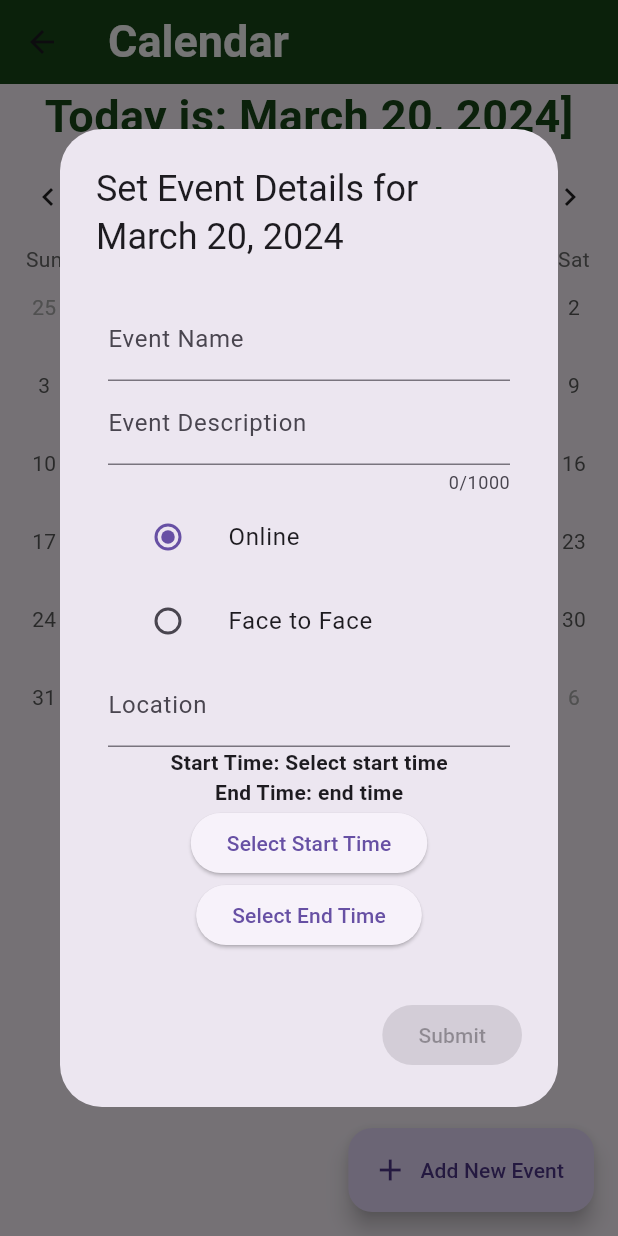
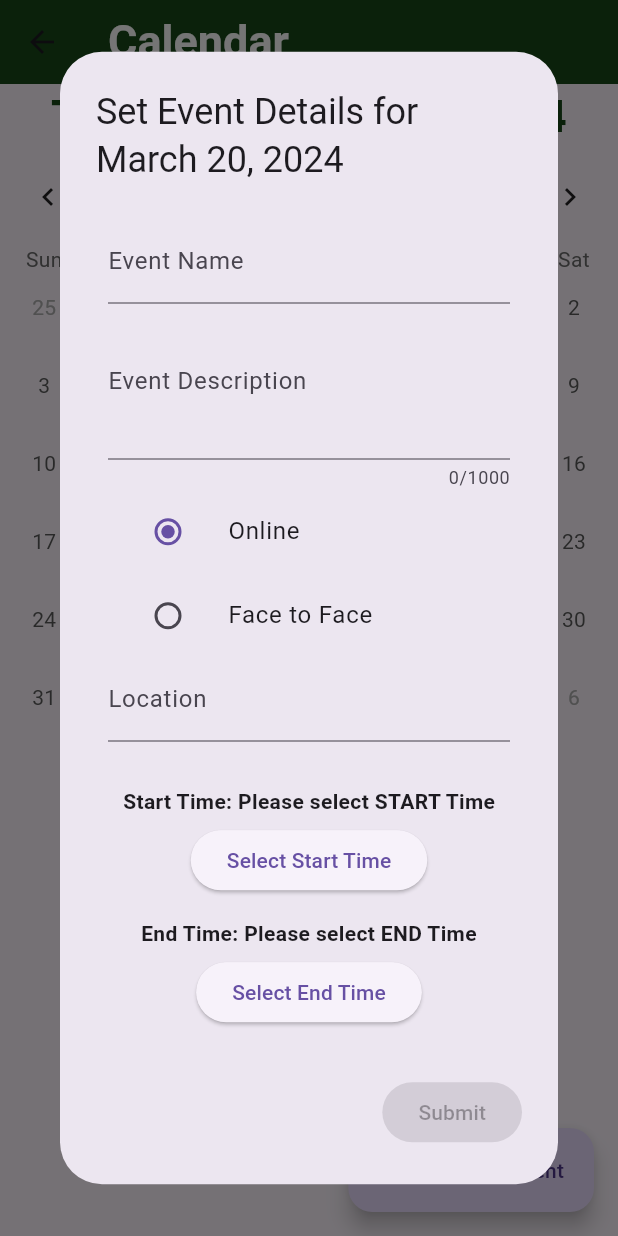
Before and after one commit to mroxas29/gsts, a Flutter app: the Calendar screen opened directly, after a tap on "Add New Event", on a phone screen of 412 x 824 dp. Run offline on Flutter 3.47's test engine with Material 3 defaults, Android fonts, the phone set to English and light mode, and no system bars; drawn by our look-alikes of table_calendar; our stand-ins replace cloud_firestore, file_picker, firebase_auth, firebase_core, flutter_typeahead, google_sign_in and 2 more; missing offline and left inert: dart:html, googleapis, open_document, side_navigation; accounts and stored records are empty; Roboto replaces fonts that are missing (Outfit).

Commit message:
Calendar UI Tweaks
- Adjusted spacing/margins of Time Picker sections in Add Event
- Selected Time now displays in 12-hour format with AM/PM indicator

Note: Have to disable Select End Time button while Start Time still has no value since selecting an End Time beforehand causes red screen(?) error

```diff
--- a/lib/ui/calendar.dart
+++ b/lib/ui/calendar.dart
@@ -30,7 +30,7 @@ class _CalendarState extends State<Calendar> {
   TimeOfDay? pickedStartTime;
   TimeOfDay? pickedEndTime;
   String currentDate =
-      "Today is: ${DateFormat('MMMM').format(today)} ${today.day}, ${today.year}]";
+      "Today is: ${DateFormat('MMMM').format(today)} ${today.day}, ${today.year}";
 
   EventTypeRadio? _eventtype = EventTypeRadio.online;
 
@@ -109,7 +109,9 @@ class _CalendarState extends State<Calendar> {
                       padding: EdgeInsets.all(8),
                       child: Column(
                         children: [
-                          // EVENT NAME
+
+
+                          // === EVENT NAME ===
                           TextFormField(
                             decoration:
                                 InputDecoration(labelText: 'Event Name'),
@@ -121,7 +123,8 @@ class _CalendarState extends State<Calendar> {
                             },
                           ),
 
-                          // EVENT DESCRIPTION
+
+                          // === EVENT DESCRIPTION ===
                           TextFormField(
                             decoration:
                                 InputDecoration(labelText: 'Event Description'),
@@ -132,12 +135,13 @@ class _CalendarState extends State<Calendar> {
                               return null;
                             },
                             keyboardType: TextInputType.multiline,
-                            minLines: 1,
+                            minLines: 3,
                             maxLines: 20,
                             maxLength: 1000,
                           ),
 
-                          // EVENT TYPE (Online or Face-to-Face || Make into radio buttons: https://api.flutter.dev/flutter/material/Radio-class.html)
+
+                          // === EVENT TYPE === (Online or Face-to-Face || Make into radio buttons: https://api.flutter.dev/flutter/material/Radio-class.html)
                           ListTile(
                             title: const Text('Online'),
                             leading: Radio<EventTypeRadio>(
@@ -164,7 +168,8 @@ class _CalendarState extends State<Calendar> {
                             ),
                           ),
 
-                          // LOCATION PICKER
+
+                          // === LOCATION PICKER ===
                           TextFormField(
                             decoration: InputDecoration(labelText: 'Location'),
                             validator: (value) {
@@ -175,39 +180,29 @@ class _CalendarState extends State<Calendar> {
                             },
                           ),
 
-                          // TIME PICKER
 
+
+                          // === TIME PICKERS ===
+
+
+                          // START TIME
+
+                          // Start Time Label
+                          Container(
+                            margin: const EdgeInsets.only(top: 30.0),
+                            child:
                               Text(
                                 (pickedStartTime == null)
-                                ? 'Start Time: Select start time'
-                                : 'Start Time: ${pickedStartTime!.hour}:${pickedStartTime!.minute}',
+                                    ? 'Start Time: Please select START Time'
+                                    : 'Start Time: ${pickedStartTime!.format(context)}',
                                 style: TextStyle(fontWeight: FontWeight.bold),
                               ),
+                          ),
 
-                          Text(
-                            (pickedEndTime == null)
-                                ? 'End Time: end time'
-                                : (pickedStartTime!.hour >
-                                            pickedEndTime!.hour ||
-                                        (pickedStartTime!.hour ==
-                                                pickedEndTime!.hour &&
-                                            pickedStartTime!.minute >=
-                                                pickedEndTime!.minute))
-                                    ? 'End Time: Start time must be earlier than end time  ${pickedStartTime!.hour}:${pickedStartTime!.minute} - ${pickedEndTime!.hour}:${pickedEndTime!.minute}'
-                                    : 'End Time: ${pickedEndTime!.hour}:${pickedEndTime!.minute}',
-                            style: (pickedEndTime == null)
-                                ? TextStyle(fontWeight: FontWeight.bold)
-                                : (pickedStartTime!.hour >
-                                            pickedEndTime!.hour ||
-                                        (pickedStartTime!.hour ==
-                                                pickedEndTime!.hour &&
-                                            pickedStartTime!.minute >=
-                                                pickedEndTime!.minute))
-                                    ? TextStyle(
-                                        color: Colors.red,
-                                        fontWeight: FontWeight.bold)
-                                    : TextStyle(fontWeight: FontWeight.bold),
-                          ),
+                          // Start Time Button
+                          Container(
+                            margin: const EdgeInsets.only(top: 5.0),
+                            child:
                               ElevatedButton(
                                 onPressed: () async {
                                   // Show time picker
@@ -224,7 +219,46 @@ class _CalendarState extends State<Calendar> {
                                 },
                                 child: Text('Select Start Time'),
                               ),
+                          ),
 
+
+                          // END TIME
+
+                          // End Time Label
+                          Container(
+                            margin: const EdgeInsets.only(top: 15.0),
+                            child:
+                              Text(
+                                (pickedEndTime == null)
+                                    ? 'End Time: Please select END Time'
+                                    : (pickedStartTime!.hour >
+                                                pickedEndTime!.hour ||
+                                            (pickedStartTime!.hour ==
+                                                    pickedEndTime!.hour &&
+                                                pickedStartTime!.minute >=
+                                                    pickedEndTime!.minute))
+                                        ? 'End Time: ${pickedEndTime!.format(context)}\n(ERROR: Start Time must be earlier than End Time!)'
+                                        : 'End Time: ${pickedEndTime!.format(context)}',
+                                style: (pickedEndTime == null)
+                                    ? TextStyle(fontWeight: FontWeight.bold)
+                                    : (pickedStartTime!.hour >
+                                                pickedEndTime!.hour ||
+                                            (pickedStartTime!.hour ==
+                                                    pickedEndTime!.hour &&
+                                                pickedStartTime!.minute >=
+                                                    pickedEndTime!.minute))
+                                        ? TextStyle(
+                                            color: Colors.red,
+                                            fontWeight: FontWeight.bold)
+                                        : TextStyle(fontWeight: FontWeight.bold),
+                                textAlign: TextAlign.center,
+                              ),
+                          ),
+
+                          // End Time Button
+                          Container(
+                            margin: const EdgeInsets.only(top: 5.0),
+                            child:
                               ElevatedButton(
                                 onPressed: () async {
                                   // Show time picker
@@ -241,6 +275,11 @@ class _CalendarState extends State<Calendar> {
                                 },
                                 child: Text('Select End Time'),
                               ),
+                          ),
+
+
+
+
                         ],
                       ),
                     ),
```
Lines whose indentation alone changed are shown as unchanged.
